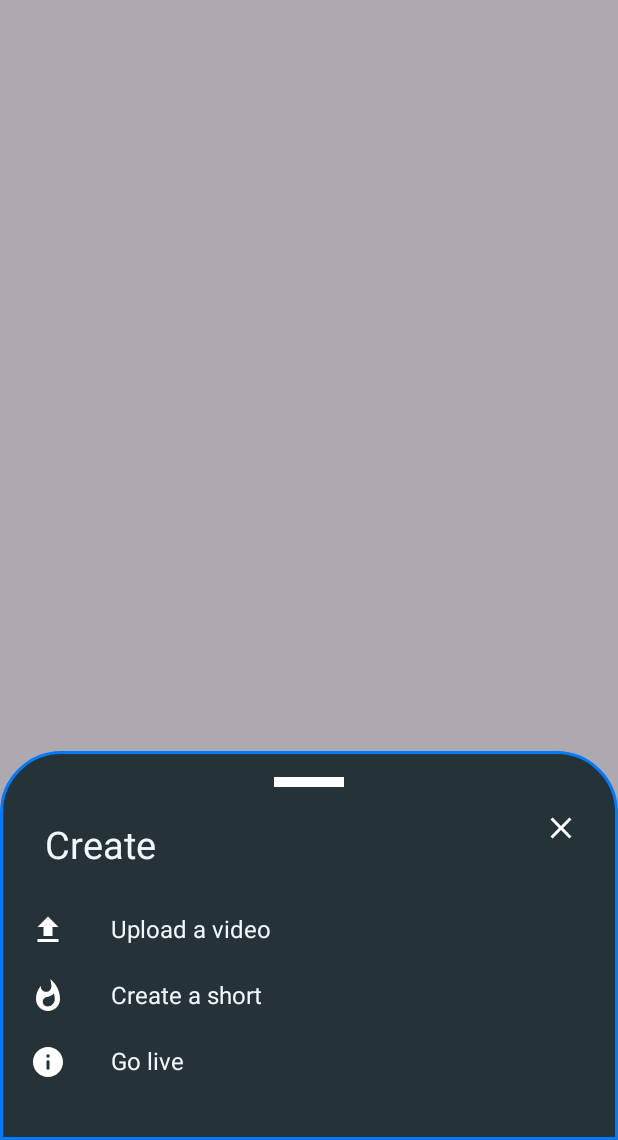
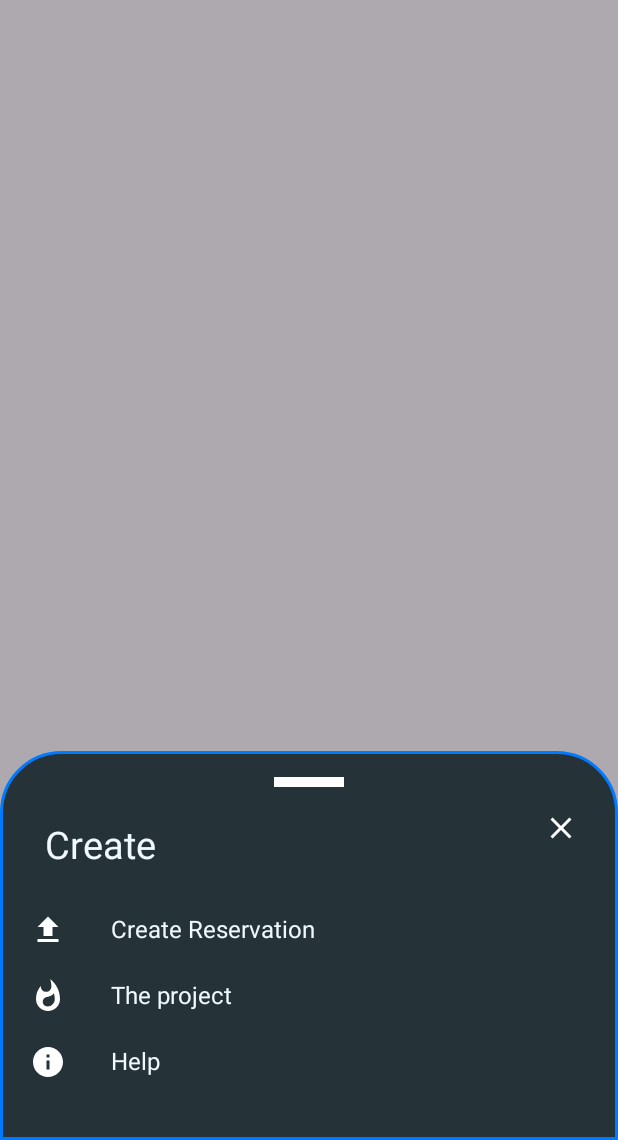
Before and after one commit to Isaac200301/Confereasy, an Android app: the MainActivity screen opened directly, with no data from a screen before it, after a tap on an icon or button, on a phone screen of 412 x 824 dp, the part 96-1236 px from its top. Run offline under Robolectric (Android 15) with nearby library versions, the phone set to English and light mode, and no system bars; our stand-ins replace Firebase (no records; nobody signed in at launch, a user with empty details on screens opened directly).

Commit message:
Cambios en titulo

```diff
--- a/app/build.gradle.kts
+++ b/app/build.gradle.kts
@@ -33,6 +33,7 @@ android {
 }
 
 dependencies {
+    implementation ("com.google.android.material:material:1.9.0")
     implementation("com.google.android.gms:play-services-auth:21.2.0")
     implementation ("com.google.android.gms:play-services-auth:21.2.0")
     implementation(platform("com.google.firebase:firebase-bom:32.8.0"))
--- a/app/src/main/java/com/example/proyecto20/MainActivity.java
+++ b/app/src/main/java/com/example/proyecto20/MainActivity.java
@@ -118,11 +118,22 @@ public class MainActivity extends AppCompatActivity {
 
     // Método para reemplazar fragments
     private void replaceFragment(Fragment fragment) {
+        if (fragment == null) return;
+
         FragmentManager fragmentManager = getSupportFragmentManager();
+        Fragment currentFragment = fragmentManager.findFragmentById(R.id.frame_layout);
+
+        // Evita reemplazos innecesarios
+        if (currentFragment != null && currentFragment.getClass().equals(fragment.getClass())) {
+            return;
+        }
+
         FragmentTransaction fragmentTransaction = fragmentManager.beginTransaction();
         fragmentTransaction.replace(R.id.frame_layout, fragment);
+        fragmentTransaction.setTransition(FragmentTransaction.TRANSIT_FRAGMENT_FADE);
         fragmentTransaction.commit();
     }
+
 
     // Método para mostrar el diálogo en la parte inferior
     private void showBottomDialog() {
--- a/app/src/main/res/layout/activity_home.xml
+++ b/app/src/main/res/layout/activity_home.xml
@@ -43,7 +43,8 @@
             app:fabAlignmentMode="center"
             app:fabCradleMargin="10dp"
             app:fabCradleRoundedCornerRadius="50dp"
-            app:layout_anchorGravity="center_horizontal">
+            app:layout_anchorGravity="center_horizontal"
+            >
 
             <com.google.android.material.bottomnavigation.BottomNavigationView
                 android:id="@+id/bottomNavigationView"
@@ -61,12 +62,12 @@
             android:layout_width="wrap_content"
             android:layout_height="wrap_content"
             android:layout_margin="16dp"
+            android:backgroundTint="@color/white"
             android:src="@drawable/baseline_edit_note_24"
-            android:backgroundTint="@color/white"
-            app:tint="@color/primaryColor"
+            app:layout_anchor="@+id/bottomAppBar"
+            app:layout_anchorGravity="top|center"
             app:maxImageSize="40dp"
-            app:layout_anchor="@id/bottomAppBar"
-            app:layout_anchorGravity="center" />
+            app:tint="@color/primaryColor" />
 
     </androidx.coordinatorlayout.widget.CoordinatorLayout>
 
--- a/app/src/main/res/layout/bottomsheetlayout.xml
+++ b/app/src/main/res/layout/bottomsheetlayout.xml
@@ -56,7 +56,7 @@
         <TextView
             android:layout_width="wrap_content"
             android:layout_height="wrap_content"
-            android:text="Upload a video"
+            android:text="Create Reservation"
             android:textColor="@color/secondColor"
             android:layout_marginLeft="30dp"
             android:textSize="16sp"/>
@@ -79,7 +79,7 @@
         <TextView
             android:layout_width="wrap_content"
             android:layout_height="wrap_content"
-            android:text="Create a short"
+            android:text="The project"
             android:textColor="@color/secondColor"
             android:layout_marginLeft="30dp"
             android:textSize="16sp"/>
@@ -105,7 +105,7 @@
         <TextView
             android:layout_width="wrap_content"
             android:layout_height="wrap_content"
-            android:text="Go live"
+            android:text="Help"
             android:textColor="@color/secondColor"
             android:layout_marginLeft="30dp"
             android:textSize="16sp"/>
--- a/app/src/main/res/menu/bottom_menu.xml
+++ b/app/src/main/res/menu/bottom_menu.xml
@@ -9,18 +9,18 @@
 
     <item
         android:id="@+id/shorts"
-        android:title="Shorts"
+        android:title="Algo mas"
         android:icon="@drawable/baseline_whatshot_24"
         />
 
 
     <item
         android:id="@+id/subscriptions"
-        android:title="Subscriptions"
+        android:title="Reservetions"
         android:icon="@drawable/_p8qqxwtul2vj8mhqlkogfugtda" />
     <item
         android:id="@+id/library"
-        android:title="Library"
+        android:title="Gemini"
         android:icon="@drawable/_p8qqxwtul2vj8mhqlkogfugtda" />
 
 </menu>
```
